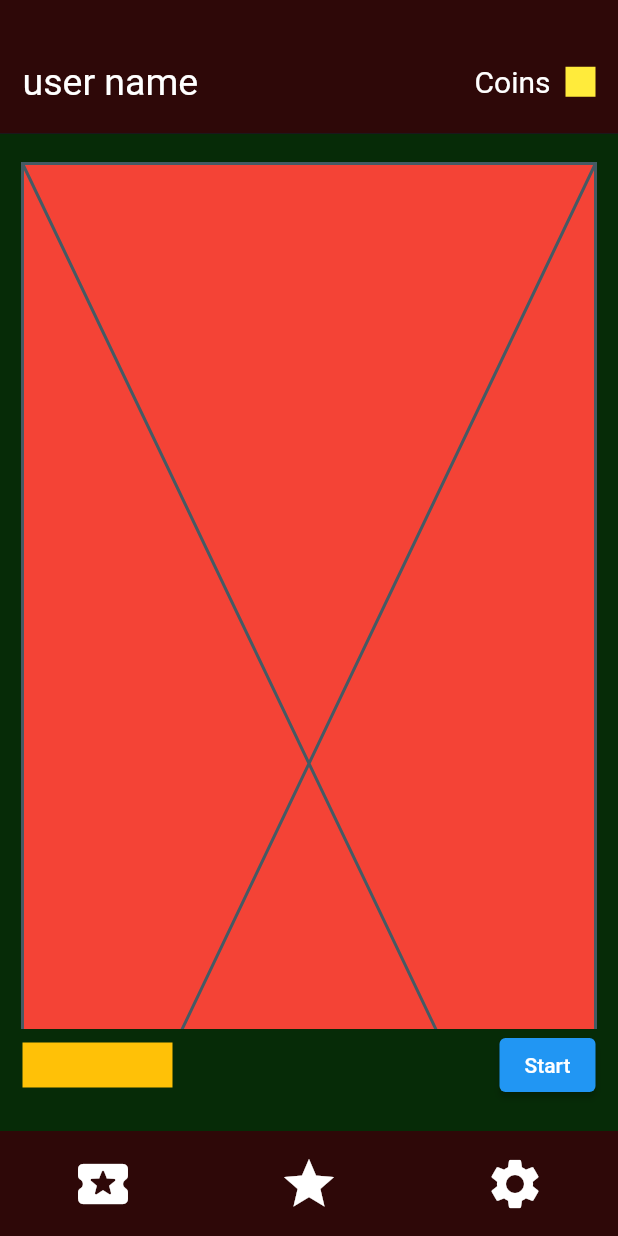
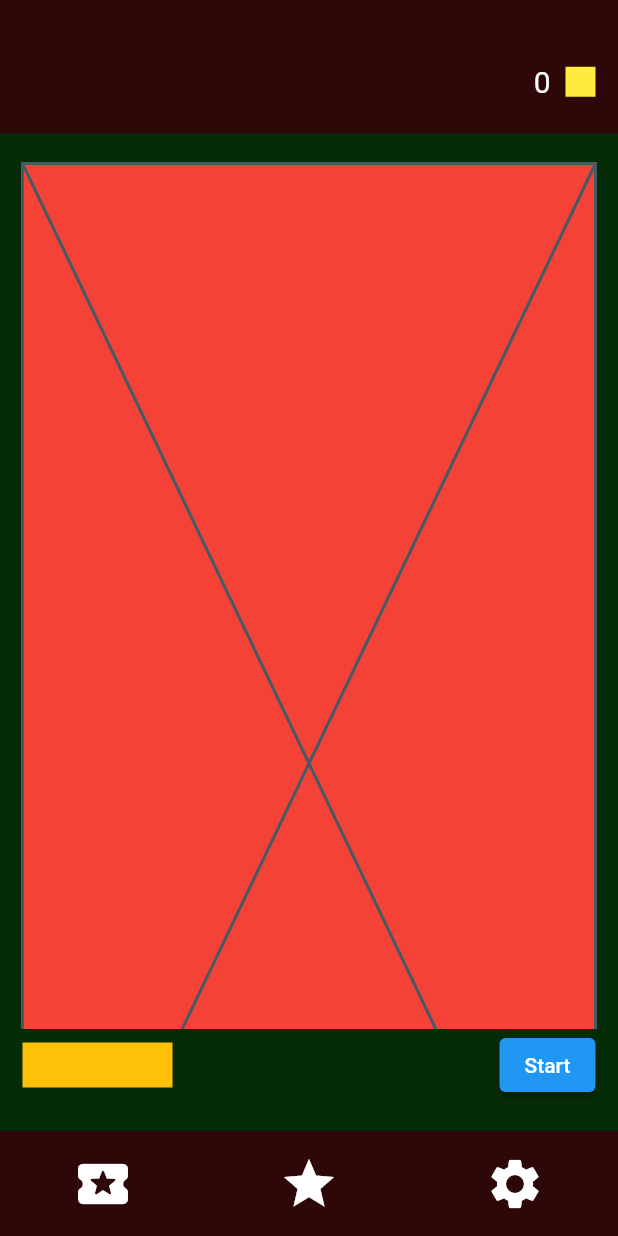
Before and after one commit to Nniki-N/test_roulette, a Flutter app: the screen it shows once a user with an empty profile is signed in, on a phone screen of 412 x 824 dp. Run offline on Flutter 3.47's test engine with Material 2 defaults, Android fonts, the light colour scheme and no system bars; our stand-ins replace firebase_auth, firebase_core, firebase_database, flutter_bloc; accounts and stored records are empty; network calls fail.

Commit message:
add account and rating cubits

```diff
--- /dev/null
+++ b/lib/domain/cubits/account_cubit.dart
@@ -0,0 +1,74 @@
+import 'dart:async';
+import 'dart:convert';
+
+import 'package:firebase_auth/firebase_auth.dart';
+import 'package:firebase_database/firebase_database.dart';
+import 'package:flutter_bloc/flutter_bloc.dart';
+import 'package:test_roulette/domain/entity/user_model.dart';
+import 'package:test_roulette/domain/repositories/users_repository.dart';
+
+class AccountCubit extends Cubit<UserModel?> {
+  final _firebaseAuth = FirebaseAuth.instance;
+  final _usersRopository = UsersRepository();
+
+  // to check auth changes
+  StreamSubscription<User?>? _authStreamSubscription;
+  StreamSubscription<DatabaseEvent>? _userDataStreamSubscription;
+
+  UserModel? getUser() => state;
+
+  AccountCubit() : super(null) {
+    _initialize();
+  }
+
+  Future<void> _initialize() async {
+    // change user state base on auth status
+    _authStreamSubscription =
+        _firebaseAuth.authStateChanges().listen((User? user) {
+      if (user?.uid == null) {
+        emit(null);
+      } else {
+        _setUserSream(userId: user!.uid);
+      }
+    });
+  }
+
+  // change current user base on changes user data
+  Future<void> _setUserSream({required String userId}) async {
+    _userDataStreamSubscription = _usersRopository
+        .getUserDataStreamFromFirebaseDatabase(userId: userId)
+        .listen(
+      (event) {
+        final json = event.snapshot.value;
+
+        if (json != null) {
+          emit(UserModel.fromJson(_jsonToMap(json)));
+        }
+      },
+    );
+  }
+
+  Map<String, dynamic> _jsonToMap(Object? value) {
+    return jsonDecode(jsonEncode(value)) as Map<String, dynamic>;
+  }
+
+  Future<void> deleteUser() async {
+    final user = _firebaseAuth.currentUser;
+
+    if (user != null) {
+      // delete user data from firebase database
+      await _usersRopository.deleteUserDataFromFirebaseDatabase(
+          userId: user.uid);
+
+      // delete user account from firebase
+      await user.delete();
+    }
+  }
+
+  @override
+  Future<void> close() async {
+    await _authStreamSubscription?.cancel();
+    await _userDataStreamSubscription?.cancel();
+    return super.close();
+  }
+}
--- a/lib/domain/cubits/auth_cubit.dart
+++ b/lib/domain/cubits/auth_cubit.dart
@@ -4,18 +4,17 @@ import 'dart:math';
 import 'package:firebase_auth/firebase_auth.dart';
 import 'package:flutter_bloc/flutter_bloc.dart';
 import 'package:test_roulette/domain/entity/user_model.dart';
-import 'package:test_roulette/domain/repositories/user_repository.dart';
+import 'package:test_roulette/domain/repositories/users_repository.dart';
 
 enum AuthState {
   initial,
   signedIn,
   signedOut,
-  inProcess,
 }
 
 class AuthCubit extends Cubit<AuthState> {
   final _firebaseAuth = FirebaseAuth.instance;
-  final _userRopository = UserRepository();
+  final _usersRopository = UsersRepository();
 
   // variables used to display response to user
   String _errorText = '';
@@ -36,7 +35,7 @@ class AuthCubit extends Cubit<AuthState> {
   }
 
   Future<void> _initialize() async {
-    // notifies about any auth status changes
+    // change auth status
     _authStreamSubscription =
         _firebaseAuth.authStateChanges().listen((User? user) {
       if (user?.uid == null) {
@@ -53,10 +52,7 @@ class AuthCubit extends Cubit<AuthState> {
     });
   }
 
-  Future<bool> signInWithEmailAndPassword({
-    required String email,
-    required String password,
-  }) async {
+  Future<bool> signInWithEmailAndPassword({ required String email, required String password, }) async {
     try {
       // sign in with email and password
       final result = await _firebaseAuth.signInWithEmailAndPassword(
@@ -98,7 +94,7 @@ class AuthCubit extends Cubit<AuthState> {
         );
 
         // save anonymous user in firebases databases
-        _userRopository.saveUserDataInFirebaseDatabase(userModel: userModel);
+        _usersRopository.saveUserDataInFirebaseDatabase(userModel: userModel);
 
         errorTextClean();
         return true;
@@ -128,11 +124,7 @@ class AuthCubit extends Cubit<AuthState> {
     }
   }
 
-  Future<bool> registrateWithEmailAndPassword({
-    required String email,
-    required String password,
-    required String userName,
-  }) async {
+  Future<bool> registrateWithEmailAndPassword({ required String email, required String password, required String userName, }) async {
     try {
       // create new account with email and password
       final result = await _firebaseAuth.createUserWithEmailAndPassword(
@@ -154,7 +146,7 @@ class AuthCubit extends Cubit<AuthState> {
         );
 
         // save user in firebases databases
-        _userRopository.saveUserDataInFirebaseDatabase(userModel: userModel);
+        _usersRopository.saveUserDataInFirebaseDatabase(userModel: userModel);
 
         errorTextClean();
         return true;
@@ -169,18 +161,6 @@ class AuthCubit extends Cubit<AuthState> {
 
   Future<bool> registrateByGoogle() async {
     return false;
-  }
-
-  Future<void> deleteUser() async {
-    final user = _firebaseAuth.currentUser;
-
-    if (user != null) {
-      // delete user data from firebase database
-      _userRopository.deleteUserDataFromFirebaseDatabase(userId: user.uid);
-
-      // delete user account from firebase
-      user.delete();
-    }
   }
 
   // clean error text
--- a/lib/domain/repositories/user_repository.dart
+++ /dev/null
@@ -1,25 +0,0 @@
-import 'package:firebase_database/firebase_database.dart';
-import 'package:test_roulette/domain/entity/user_model.dart';
-
-class UserRepository {
-  final _firebaseDatabase = FirebaseDatabase.instance;
-
-  Future<void> saveUserDataInFirebaseDatabase({required UserModel userModel}) async {
-    final ref = _firebaseDatabase.ref().child('users/${userModel.userId}');
-
-    await ref.set({
-      'user_id': userModel.userId,
-      'user_name': userModel.userName,
-      'number_of_chips': userModel.numberOfChips,
-      'number_of_victories': userModel.numberOfVictories,
-      'number_of_games': userModel.numberOfGames,
-      'win_rate': userModel.winRate,
-    });
-  }
-
-  Future<void> deleteUserDataFromFirebaseDatabase({required String userId}) async {
-    final ref = _firebaseDatabase.ref().child('users/$userId');
-
-    await ref.remove();
-  }
-}
--- a/lib/ui/app/my_app.dart
+++ b/lib/ui/app/my_app.dart
@@ -1,5 +1,6 @@
 import 'package:flutter/material.dart';
 import 'package:flutter_bloc/flutter_bloc.dart';
+import 'package:test_roulette/domain/cubits/account_cubit.dart';
 import 'package:test_roulette/domain/cubits/auth_cubit.dart';
 import 'package:test_roulette/ui/navigation/main_navigation.dart';
 
@@ -15,6 +16,7 @@ class MyApp extends StatelessWidget {
     return MultiBlocProvider(
       providers: [
         BlocProvider(create: (context) => AuthCubit()),
+        BlocProvider(create: (context) => AccountCubit(), lazy: false,),
       ],
       // push to main or auth screen base on auth status
       child: BlocListener<AuthCubit, AuthState>(
--- a/lib/ui/screens/initial_screen/initial_screen.dart
+++ b/lib/ui/screens/initial_screen/initial_screen.dart
@@ -6,6 +6,6 @@ class InitialScreen extends StatelessWidget {
 
   @override
   Widget build(BuildContext context) {
-    return Scaffold();
+    return const Scaffold();
   }
 }
--- a/lib/ui/screens/main_screen/main_screen.dart
+++ b/lib/ui/screens/main_screen/main_screen.dart
@@ -1,4 +1,7 @@
 import 'package:flutter/material.dart';
+import 'package:flutter_bloc/flutter_bloc.dart';
+import 'package:test_roulette/domain/cubits/account_cubit.dart';
+import 'package:test_roulette/domain/cubits/rating_cubit.dart';
 import 'package:test_roulette/ui/screens/main_screen/game_page/game_page.dart';
 import 'package:test_roulette/ui/screens/main_screen/rating_page/rating_page.dart';
 import 'package:test_roulette/ui/screens/main_screen/settings_page/settings_page.dart';
@@ -75,10 +78,11 @@ class _MainScreenState extends State<MainScreen> {
       ),
       body: IndexedStack(
         index: _pageIndex,
-        children: const [
-          GamePage(),
-          RatingPage(),
-          SettingPage(),
+        children: [
+          const GamePage(),
+          BlocProvider(
+              create: (context) => RatingCubit(), child: const RatingPage()),
+          const SettingPage(),
         ],
       ),
     );
@@ -92,15 +96,20 @@ class MainScreenHeader extends StatelessWidget {
 
   @override
   Widget build(BuildContext context) {
+    final accountCubit = context.watch<AccountCubit>();
+    final userModel = accountCubit.getUser();
+    final userName = userModel?.userName;
+    final numberOfChips = userModel?.numberOfChips;
+
     return Container(
       padding: const EdgeInsets.fromLTRB(15, 40, 15, 20),
       color: const Color.fromARGB(255, 46, 8, 8),
       child: Row(
         mainAxisAlignment: MainAxisAlignment.spaceBetween,
         children: [
-          const Text(
-            'user name',
-            style: TextStyle(
+          Text(
+            userName ?? 'user name',
+            style: const TextStyle(
               fontSize: 25,
               color: Colors.white,
             ),
@@ -108,9 +117,9 @@ class MainScreenHeader extends StatelessWidget {
           Row(
             mainAxisSize: MainAxisSize.min,
             children: [
-              const Text(
-                'Coins',
-                style: TextStyle(
+              Text(
+                numberOfChips != null ? numberOfChips.toString() : '0',
+                style: const TextStyle(
                   fontSize: 20,
                   color: Colors.white,
                 ),
--- a/lib/ui/screens/main_screen/settings_page/settings_page.dart
+++ b/lib/ui/screens/main_screen/settings_page/settings_page.dart
@@ -1,5 +1,6 @@
 import 'package:flutter/material.dart';
 import 'package:flutter_bloc/flutter_bloc.dart';
+import 'package:test_roulette/domain/cubits/account_cubit.dart';
 import 'package:test_roulette/domain/cubits/auth_cubit.dart';
 
 class SettingPage extends StatelessWidget {
@@ -8,6 +9,7 @@ class SettingPage extends StatelessWidget {
   @override
   Widget build(BuildContext context) {
     final authCubit = context.watch<AuthCubit>();
+    final accountCubit = context.watch<AccountCubit>();
 
     return Scaffold(
       body: Padding(
@@ -21,7 +23,7 @@ class SettingPage extends StatelessWidget {
             const SizedBox(height: 10),
             ElevatedButton(
                 onPressed: () {
-                  authCubit.deleteUser();
+                  accountCubit.deleteUser();
                 }, child: const Text('Delete account')),
             const SizedBox(height: 10),
             ElevatedButton(onPressed: () {}, child: const Text('Rate app')),
--- a/pubspec.yaml
+++ b/pubspec.yaml
@@ -38,8 +38,6 @@ dependencies:
   cupertino_icons: ^1.0.2
   firebase_auth: ^4.1.4
   firebase_core: ^2.3.0
-  firebase_storage: ^11.0.6
-  cloud_firestore: ^4.1.0
   firebase_database: ^10.0.6
   flutter_bloc: ^8.1.1
   json_serializable: ^6.5.4
```
Also changed, not shown: lib/domain/cubits/rating_cubit.dart (added, +61 -0 lines), lib/domain/repositories/users_repository.dart (added, +46 -0 lines), lib/ui/screens/main_screen/rating_page/rating_page.dart (+46 -15 lines), pubspec.lock, 1 other file.
